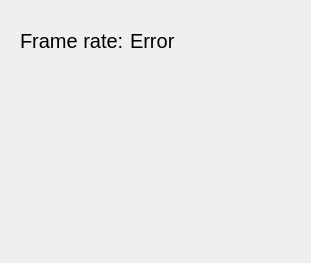
This is src/userinterface/dashboardui.ui in Trixxle/SeamenPerformanceOverlay as Qt 5 draws it before an edit. The edited form follows.
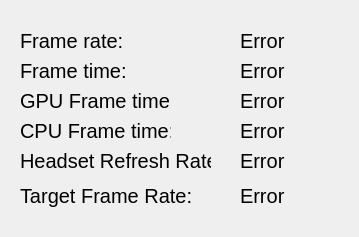
This is the edited form.

Diff of the .ui file:
```diff
--- a/src/userinterface/dashboardui.ui
+++ b/src/userinterface/dashboardui.ui
@@ -6,8 +6,8 @@
    <rect>
     <x>0</x>
     <y>0</y>
-    <width>311</width>
-    <height>263</height>
+    <width>359</width>
+    <height>237</height>
    </rect>
   </property>
   <property name="windowTitle">
@@ -16,7 +16,7 @@
   <widget class="QLabel" name="frameRateLabel">
    <property name="geometry">
     <rect>
-     <x>130</x>
+     <x>240</x>
      <y>30</y>
      <width>61</width>
      <height>21</height>
@@ -55,6 +55,216 @@
     <string>Frame rate:</string>
    </property>
   </widget>
+  <widget class="QLabel" name="frameTimeTitle">
+   <property name="geometry">
+    <rect>
+     <x>20</x>
+     <y>60</y>
+     <width>111</width>
+     <height>21</height>
+    </rect>
+   </property>
+   <property name="minimumSize">
+    <size>
+     <width>0</width>
+     <height>0</height>
+    </size>
+   </property>
+   <property name="font">
+    <font>
+     <pointsize>15</pointsize>
+    </font>
+   </property>
+   <property name="text">
+    <string>Frame time:</string>
+   </property>
+  </widget>
+  <widget class="QLabel" name="gpuFrameTimeTitle">
+   <property name="geometry">
+    <rect>
+     <x>20</x>
+     <y>90</y>
+     <width>151</width>
+     <height>21</height>
+    </rect>
+   </property>
+   <property name="minimumSize">
+    <size>
+     <width>0</width>
+     <height>0</height>
+    </size>
+   </property>
+   <property name="font">
+    <font>
+     <pointsize>15</pointsize>
+    </font>
+   </property>
+   <property name="text">
+    <string>GPU Frame time:</string>
+   </property>
+  </widget>
+  <widget class="QLabel" name="cpuFrameTimeTitle">
+   <property name="geometry">
+    <rect>
+     <x>20</x>
+     <y>120</y>
+     <width>151</width>
+     <height>21</height>
+    </rect>
+   </property>
+   <property name="minimumSize">
+    <size>
+     <width>0</width>
+     <height>0</height>
+    </size>
+   </property>
+   <property name="font">
+    <font>
+     <pointsize>15</pointsize>
+    </font>
+   </property>
+   <property name="text">
+    <string>CPU Frame time:</string>
+   </property>
+  </widget>
+  <widget class="QLabel" name="headsetRefreshRateTitle">
+   <property name="geometry">
+    <rect>
+     <x>20</x>
+     <y>150</y>
+     <width>191</width>
+     <height>21</height>
+    </rect>
+   </property>
+   <property name="minimumSize">
+    <size>
+     <width>0</width>
+     <height>0</height>
+    </size>
+   </property>
+   <property name="font">
+    <font>
+     <pointsize>15</pointsize>
+    </font>
+   </property>
+   <property name="text">
+    <string>Headset Refresh Rate:</string>
+   </property>
+  </widget>
+  <widget class="QLabel" name="targetFrameRateTitle">
+   <property name="geometry">
+    <rect>
+     <x>20</x>
+     <y>180</y>
+     <width>191</width>
+     <height>31</height>
+    </rect>
+   </property>
+   <property name="minimumSize">
+    <size>
+     <width>0</width>
+     <height>0</height>
+    </size>
+   </property>
+   <property name="font">
+    <font>
+     <pointsize>15</pointsize>
+    </font>
+   </property>
+   <property name="text">
+    <string>Target Frame Rate:</string>
+   </property>
+  </widget>
+  <widget class="QLabel" name="frameTimeLabel">
+   <property name="geometry">
+    <rect>
+     <x>240</x>
+     <y>60</y>
+     <width>61</width>
+     <height>21</height>
+    </rect>
+   </property>
+   <property name="font">
+    <font>
+     <pointsize>15</pointsize>
+    </font>
+   </property>
+   <property name="text">
+    <string>Error</string>
+   </property>
+  </widget>
+  <widget class="QLabel" name="gpuFrameTimeLabel">
+   <property name="geometry">
+    <rect>
+     <x>240</x>
+     <y>90</y>
+     <width>61</width>
+     <height>21</height>
+    </rect>
+   </property>
+   <property name="font">
+    <font>
+     <pointsize>15</pointsize>
+    </font>
+   </property>
+   <property name="text">
+    <string>Error</string>
+   </property>
+  </widget>
+  <widget class="QLabel" name="cpuFrameTimeLabel">
+   <property name="geometry">
+    <rect>
+     <x>240</x>
+     <y>120</y>
+     <width>61</width>
+     <height>21</height>
+    </rect>
+   </property>
+   <property name="font">
+    <font>
+     <pointsize>15</pointsize>
+    </font>
+   </property>
+   <property name="text">
+    <string>Error</string>
+   </property>
+  </widget>
+  <widget class="QLabel" name="headsetRefreshRateLabel">
+   <property name="geometry">
+    <rect>
+     <x>240</x>
+     <y>150</y>
+     <width>61</width>
+     <height>21</height>
+    </rect>
+   </property>
+   <property name="font">
+    <font>
+     <pointsize>15</pointsize>
+    </font>
+   </property>
+   <property name="text">
+    <string>Error</string>
+   </property>
+  </widget>
+  <widget class="QLabel" name="targetFrameRateLabel">
+   <property name="geometry">
+    <rect>
+     <x>240</x>
+     <y>180</y>
+     <width>61</width>
+     <height>31</height>
+    </rect>
+   </property>
+   <property name="font">
+    <font>
+     <pointsize>15</pointsize>
+    </font>
+   </property>
+   <property name="text">
+    <string>Error</string>
+   </property>
+  </widget>
  </widget>
  <resources/>
  <connections/>
```
